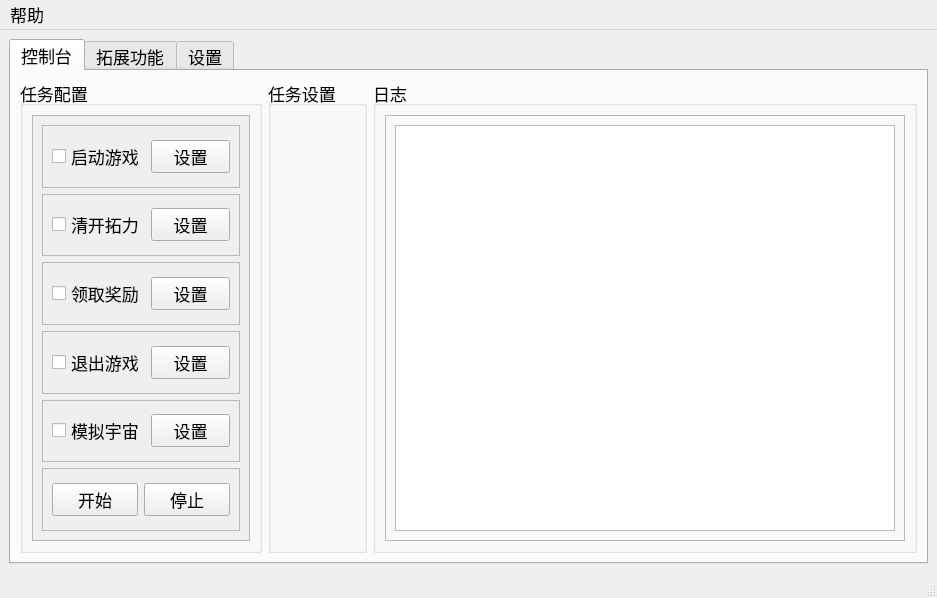
This is res/ui/main.ui in Shasnow/StarRailAssistant as Qt 5 draws it before an edit. The edited form follows.
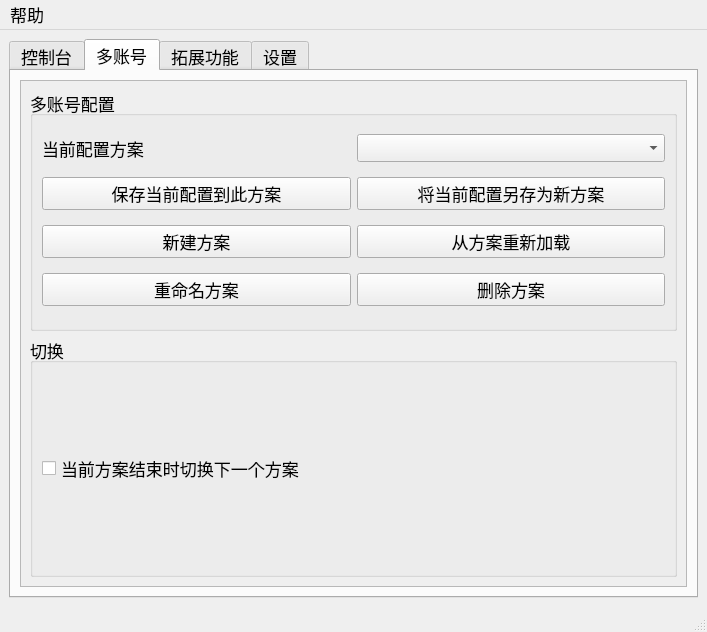
This is the edited form. The open tabs and pages were chosen to show the change.

```diff
--- a/res/ui/main.ui
+++ b/res/ui/main.ui
@@ -6,8 +6,8 @@
    <rect>
     <x>0</x>
     <y>0</y>
-    <width>937</width>
-    <height>598</height>
+    <width>707</width>
+    <height>632</height>
    </rect>
   </property>
   <property name="font">
@@ -71,7 +71,7 @@
                 <x>0</x>
                 <y>0</y>
                 <width>220</width>
-                <height>426</height>
+                <height>460</height>
                </rect>
               </property>
               <layout class="QVBoxLayout" name="verticalLayout_6">
@@ -189,44 +189,6 @@
                  </layout>
                 </widget>
                </item>
-               <item>
-                <widget class="QFrame" name="frame1_4">
-                 <property name="frameShape">
-                  <enum>QFrame::Shape::StyledPanel</enum>
-                 </property>
-                 <property name="frameShadow">
-                  <enum>QFrame::Shadow::Raised</enum>
-                 </property>
-                 <layout class="QHBoxLayout" name="horizontalLayout_10">
-                  <item>
-                   <widget class="QCheckBox" name="checkBox1_4">
-                    <property name="minimumSize">
-                     <size>
-                      <width>0</width>
-                      <height>30</height>
-                     </size>
-                    </property>
-                    <property name="text">
-                     <string>退出游戏</string>
-                    </property>
-                   </widget>
-                  </item>
-                  <item>
-                   <widget class="QPushButton" name="pushButton1_4">
-                    <property name="minimumSize">
-                     <size>
-                      <width>70</width>
-                      <height>30</height>
-                     </size>
-                    </property>
-                    <property name="text">
-                     <string>设置</string>
-                    </property>
-                   </widget>
-                  </item>
-                 </layout>
-                </widget>
-               </item>
                <item>
                 <widget class="QFrame" name="frame1_5">
                  <property name="enabled">
@@ -268,6 +230,44 @@
                  </layout>
                 </widget>
                </item>
+               <item>
+                <widget class="QFrame" name="frame1_4">
+                 <property name="frameShape">
+                  <enum>QFrame::Shape::StyledPanel</enum>
+                 </property>
+                 <property name="frameShadow">
+                  <enum>QFrame::Shadow::Raised</enum>
+                 </property>
+                 <layout class="QHBoxLayout" name="horizontalLayout_10">
+                  <item>
+                   <widget class="QCheckBox" name="checkBox1_4">
+                    <property name="minimumSize">
+                     <size>
+                      <width>0</width>
+                      <height>30</height>
+                     </size>
+                    </property>
+                    <property name="text">
+                     <string>结束后</string>
+                    </property>
+                   </widget>
+                  </item>
+                  <item>
+                   <widget class="QPushButton" name="pushButton1_4">
+                    <property name="minimumSize">
+                     <size>
+                      <width>70</width>
+                      <height>30</height>
+                     </size>
+                    </property>
+                    <property name="text">
+                     <string>设置</string>
+                    </property>
+                   </widget>
+                  </item>
+                 </layout>
+                </widget>
+               </item>
                <item>
                 <widget class="QFrame" name="frame1_0">
                  <property name="frameShape">
@@ -346,6 +346,109 @@
         </item>
        </layout>
       </widget>
+      <widget class="QWidget" name="tab_4">
+       <attribute name="title">
+        <string>多账号</string>
+       </attribute>
+       <layout class="QHBoxLayout" name="horizontalLayout_5">
+        <item>
+         <widget class="QScrollArea" name="scrollArea_4">
+          <property name="widgetResizable">
+           <bool>true</bool>
+          </property>
+          <widget class="QWidget" name="scrollAreaWidgetContents_4">
+           <property name="geometry">
+            <rect>
+             <x>0</x>
+             <y>0</y>
+             <width>417</width>
+             <height>267</height>
+            </rect>
+           </property>
+           <layout class="QVBoxLayout" name="verticalLayout_4">
+            <item>
+             <widget class="QGroupBox" name="groupBox">
+              <property name="title">
+               <string>多账号配置</string>
+              </property>
+              <layout class="QGridLayout" name="gridLayout_5">
+               <item row="4" column="0">
+                <widget class="QPushButton" name="new_plan">
+                 <property name="text">
+                  <string>新建方案</string>
+                 </property>
+                </widget>
+               </item>
+               <item row="2" column="1">
+                <widget class="QPushButton" name="save_as">
+                 <property name="text">
+                  <string>将当前配置另存为新方案</string>
+                 </property>
+                </widget>
+               </item>
+               <item row="0" column="1">
+                <widget class="QComboBox" name="current_config"/>
+               </item>
+               <item row="2" column="0">
+                <widget class="QPushButton" name="save_plan">
+                 <property name="text">
+                  <string>保存当前配置到此方案</string>
+                 </property>
+                </widget>
+               </item>
+               <item row="0" column="0">
+                <widget class="QLabel" name="label_3">
+                 <property name="text">
+                  <string>当前配置方案</string>
+                 </property>
+                </widget>
+               </item>
+               <item row="4" column="1">
+                <widget class="QPushButton" name="reload">
+                 <property name="text">
+                  <string>从方案重新加载</string>
+                 </property>
+                </widget>
+               </item>
+               <item row="5" column="0">
+                <widget class="QPushButton" name="rename_plan">
+                 <property name="text">
+                  <string>重命名方案</string>
+                 </property>
+                </widget>
+               </item>
+               <item row="5" column="1">
+                <widget class="QPushButton" name="delete_plan">
+                 <property name="text">
+                  <string>删除方案</string>
+                 </property>
+                </widget>
+               </item>
+              </layout>
+             </widget>
+            </item>
+            <item>
+             <widget class="QGroupBox" name="groupBox_9">
+              <property name="title">
+               <string>切换</string>
+              </property>
+              <layout class="QGridLayout" name="gridLayout_7">
+               <item row="0" column="0">
+                <widget class="QCheckBox" name="switch2next">
+                 <property name="text">
+                  <string>当前方案结束时切换下一个方案</string>
+                 </property>
+                </widget>
+               </item>
+              </layout>
+             </widget>
+            </item>
+           </layout>
+          </widget>
+         </widget>
+        </item>
+       </layout>
+      </widget>
       <widget class="QWidget" name="tab_3">
        <attribute name="title">
         <string>拓展功能</string>
@@ -1114,7 +1217,7 @@
     <rect>
      <x>0</x>
      <y>0</y>
-     <width>937</width>
+     <width>707</width>
      <height>33</height>
     </rect>
    </property>
```
Left out of the diff: 40 changed lines with no effect on the pictures.
